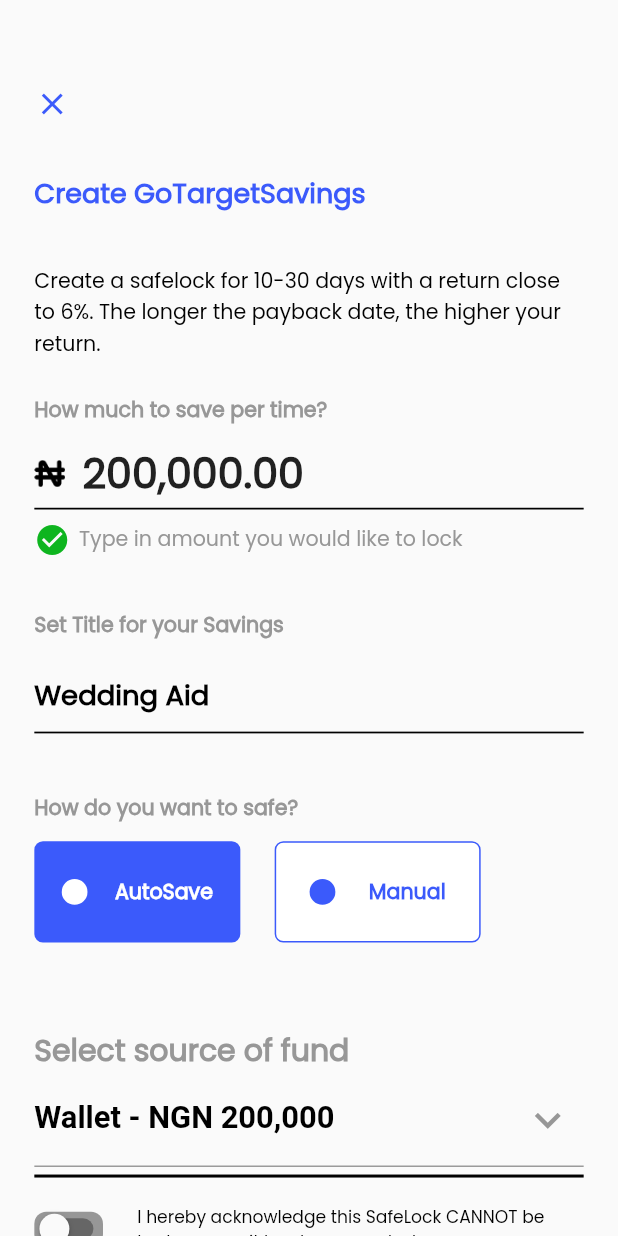
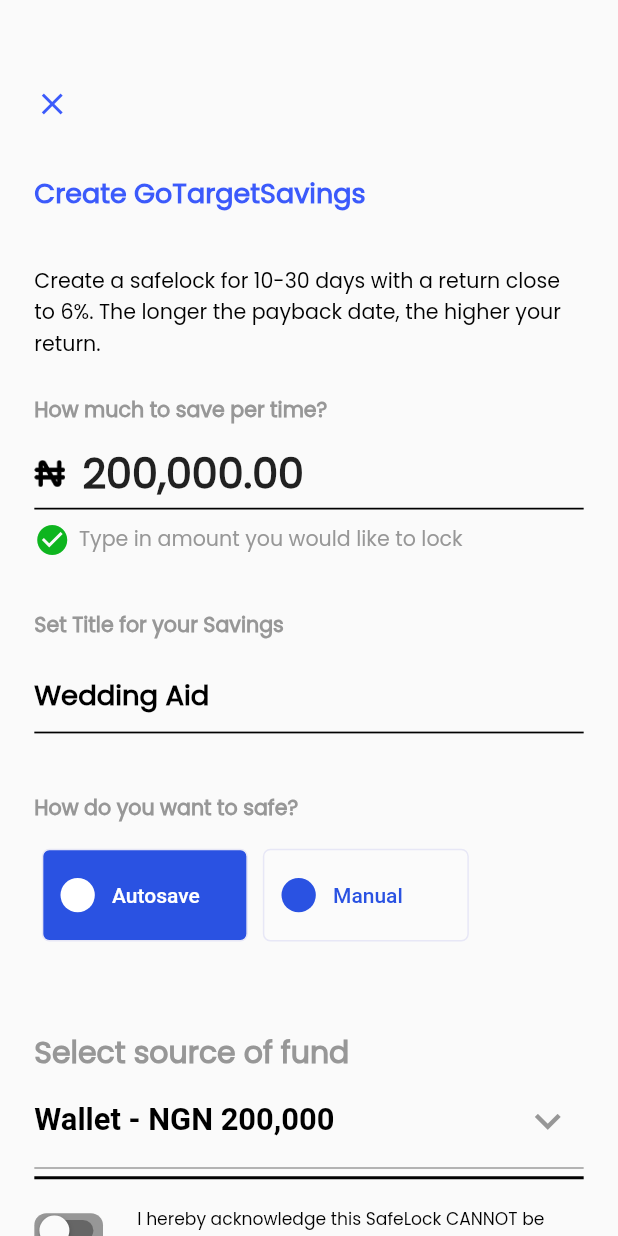
Before and after one commit to Cashkid500/govest_app, a Flutter app: the GoSaveScreen screen opened directly, on a phone screen of 412 x 824 dp. Run offline on Flutter 3.47's test engine with Material 2 defaults, Android fonts, the light colour scheme and no system bars; our stand-ins replace flutter_screenutil; Roboto replaces fonts that are missing (Popppins).

Commit message:
Fixes made!

```diff
--- a/lib/screens/savings/gosave.dart
+++ b/lib/screens/savings/gosave.dart
@@ -12,6 +12,12 @@
 
 class _GoSaveScreenState extends State<GoSaveScreen> {
   bool _switchFunction = false;
+  List<String> items1 = [
+  "Autosave",
+  "Manual",
+  ];
+  int current1 = 0;
+
   @override
   Widget build(BuildContext context) {
     Size size = MediaQuery.of(context).size;
@@ -105,56 +111,67 @@
              SizedBox(height: 25.sp,),
              Text("How do you want to safe?", style: TextStyle(fontWeight: FontWeight.w700, fontSize: 12.sp, fontFamily: 'Poppins', color: Color(0xff979797)),),
              SizedBox(height: 10.sp),
-             Row(
-              mainAxisAlignment: MainAxisAlignment.start,
+             SizedBox(
+                height: MediaQuery.of(context).size.height / 12,
+                width: double.infinity,
+                child: ListView.builder(
+                    itemCount: items1.length,
+                    scrollDirection: Axis.horizontal,
+                    itemBuilder: (ctx, index) {
+                      return Column(
                         children: [
+                          GestureDetector(
+                            onTap: () {
+                              setState(() {
+                                current1 = index;
+                              });
+                            },
+                            child: AnimatedContainer(
+                              duration: const Duration(milliseconds: 100),
+                              margin: EdgeInsets.all(5),
+                              width: 120.sp,
+                              height: 54.sp,
+                              decoration: BoxDecoration(
+                                  color: current1 == index
+                                      ? Color(0xff2A52E2)
+                                      : Colors.white.withOpacity(0.12),
+                                  border: Border.all(color: Color(0xffE7E7F6)),
+                                  borderRadius: BorderRadius.circular(5)),
+                              child: Center(
+                                child: Row(
+                                  children: [
+                                    SizedBox(
+                                      width: 10.sp,
+                                    ),
                                     Container(
-                  height: 59.sp,
-                  width: 120.sp,
+                                      height: 20.sp,
+                                      width: 20.sp,
                                       decoration: BoxDecoration(
-                    color: Color(0xff3B5AFB),
-                    borderRadius: BorderRadius.circular(5.r),
-                  ),
-                  child: Row(
-                    mainAxisAlignment: MainAxisAlignment.spaceEvenly,
-                    children: [
-                      Container(
-                        height: 15.sp,
-                        width: 15.sp,
-                        decoration: BoxDecoration(
-                          borderRadius: BorderRadius.circular(10.r),
-                          color: Color(0xffffffff)
+                                        borderRadius: BorderRadius.circular(50),
+                                        color: current1 == index
+                                            ? Colors.white
+                                            : Color(0xff2A52E2),
                                       ),
                                     ),
-                      Text("AutoSave", style: TextStyle(fontFamily: 'Poppins', fontSize: 12.sp, fontWeight: FontWeight.w700, color: Color(0xffffffff)),)
+                                    SizedBox(
+                                      width: 10.sp,
+                                    ),
+                                    Text(
+                                      items1[index],
+                                      style: TextStyle(
+                                          fontWeight: FontWeight.w500,
+                                          color: current1 == index
+                                              ? Colors.white
+                                              : Color(0xff2A52E2)),
+                                    ),
                                   ],
                                 ),
                               ),
-                SizedBox(width: 20.sp,),
-                Container(
-                  height: 59.sp,
-                  width: 120.sp,
-                  decoration: BoxDecoration(
-                    color: Color(0xffffffff),
-                    borderRadius: BorderRadius.circular(5.r),
-                    border: Border.all(color: Color(0xff3B5AFB))
-                  ),
-                  child: Row(
-                    mainAxisAlignment: MainAxisAlignment.spaceEvenly,
-                    children: [
-                      Container(
-                        height: 15.sp,
-                        width: 15.sp,
-                        decoration: BoxDecoration(
-                          borderRadius: BorderRadius.circular(10.r),
-                          color: Color(0xff3B5AFB)
                             ),
                           ),
-                      Text("Manual", style: TextStyle(fontFamily: 'Poppins', fontSize: 12.sp, fontWeight: FontWeight.w700, color: Color(0xff3B5AFB)),)
                         ],
-                  ),
-                )
-              ],
+                      );
+                    }),
               ),
              SizedBox(height: 20.sp,),
              SizedBox(
```
Lines whose indentation alone changed are shown as unchanged.
